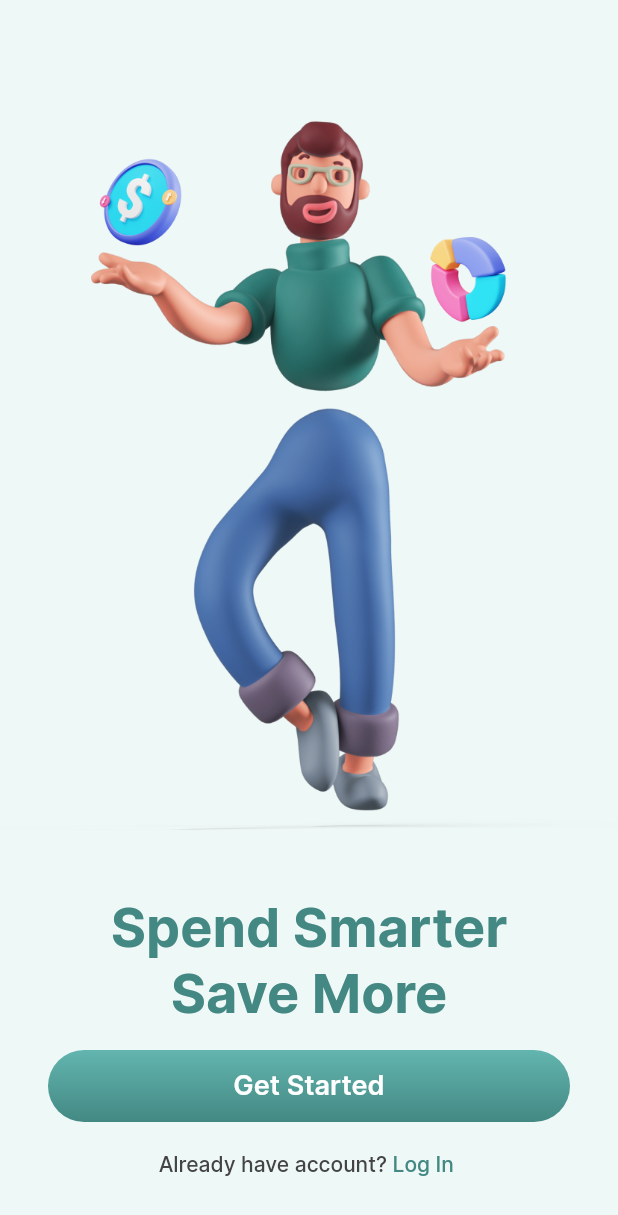
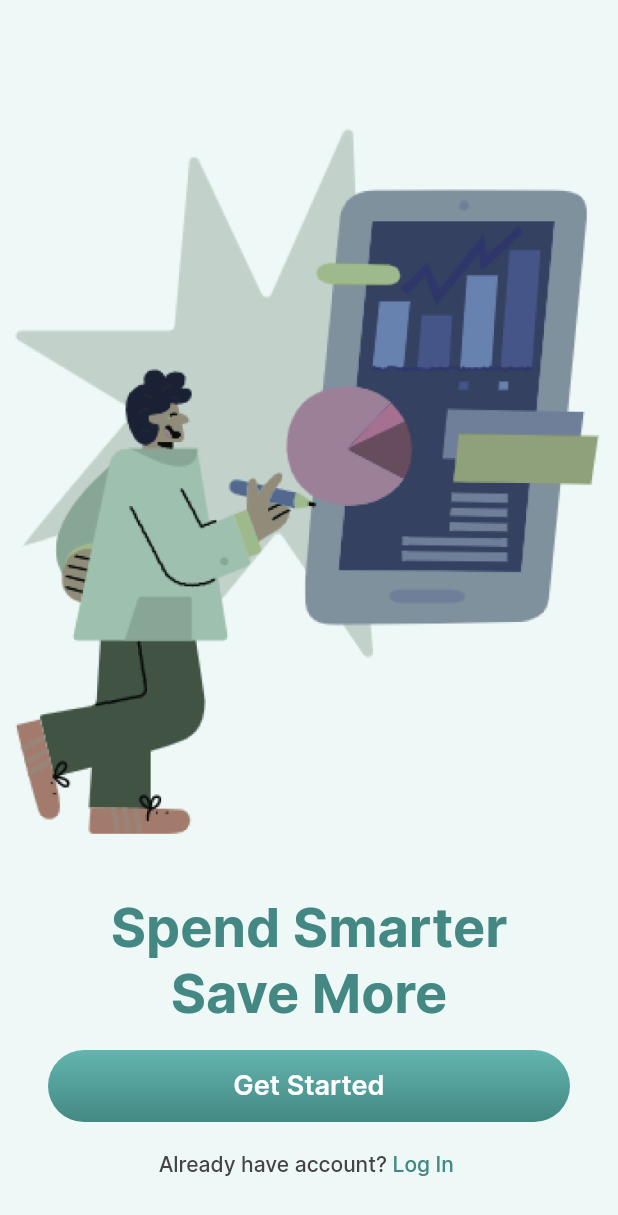
Before and after one commit to devkaio/financy_app, a Flutter app: the screen it shows after launch, on a phone screen of 412 x 824 dp. Shown: the top 1215 px of the screen. Run offline on Flutter 3.47's test engine with Material 2 defaults, Android fonts, the phone set to English and light mode, and no system bars.

Commit message:
refactor: altera imagem de onboarding

```diff
--- a/lib/features/onboarding/onboarding_page.dart
+++ b/lib/features/onboarding/onboarding_page.dart
@@ -16,24 +16,24 @@ class OnboardingPage extends StatelessWidget {
   Widget build(BuildContext context) {
     return Scaffold(
       backgroundColor: AppColors.iceWhite,
-      body: Align(
-        child: Column(
+      body: Column(
         children: [
           const SizedBox(height: 48.0),
           Expanded(
-              flex: 2,
             child: Image.asset(
-                'assets/images/man.png',
+              'assets/images/onboarding_image.png',
             ),
           ),
           Text(
             'Spend Smarter',
+            textAlign: TextAlign.center,
             style: AppTextStyles.mediumText.copyWith(
               color: AppColors.greelightTwo,
             ),
           ),
           Text(
             'Save More',
+            textAlign: TextAlign.center,
             style: AppTextStyles.mediumText.copyWith(
               color: AppColors.greelightTwo,
             ),
@@ -70,7 +70,6 @@ class OnboardingPage extends StatelessWidget {
           const SizedBox(height: 24.0),
         ],
       ),
-      ),
     );
   }
 }
```
Also changed, not shown: assets/images/onboarding_image.png (added). Lines whose indentation alone changed are shown as unchanged.
